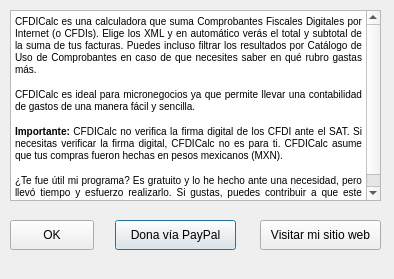
First picture: the form in acerca.ui, repository Gargadon/CFDICalc, before the edit.
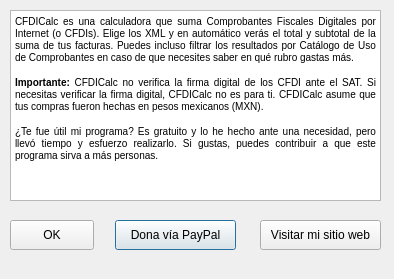
Second picture: the form after the edit. Icons and pictures are not drawn.

Diff of the .ui file:
```diff
--- a/acerca.ui
+++ b/acerca.ui
@@ -31,13 +31,15 @@
    </property>
    <property name="html">
     <string>&lt;!DOCTYPE HTML PUBLIC &quot;-//W3C//DTD HTML 4.0//EN&quot; &quot;http://www.w3.org/TR/REC-html40/strict.dtd&quot;&gt;
-&lt;html&gt;&lt;head&gt;&lt;meta name=&quot;qrichtext&quot; content=&quot;1&quot; /&gt;&lt;style type=&quot;text/css&quot;&gt;
+&lt;html&gt;&lt;head&gt;&lt;meta name=&quot;qrichtext&quot; content=&quot;1&quot; /&gt;&lt;meta charset=&quot;utf-8&quot; /&gt;&lt;style type=&quot;text/css&quot;&gt;
 p, li { white-space: pre-wrap; }
-&lt;/style&gt;&lt;/head&gt;&lt;body style=&quot; font-family:'MS Shell Dlg 2'; font-size:7.8pt; font-weight:400; font-style:normal;&quot;&gt;
-&lt;p align=&quot;justify&quot; style=&quot; margin-top:12px; margin-bottom:12px; margin-left:0px; margin-right:0px; -qt-block-indent:0; text-indent:0px;&quot;&gt;CFDICalc es una calculadora que suma Comprobantes Fiscales Digitales por Internet (o CFDIs). Elige los XML y en automático verás el total y subtotal de la suma de tus facturas. Puedes incluso filtrar los resultados por Catálogo de Uso de Comprobantes en caso de que necesites saber en qué rubro gastas más.&lt;/p&gt;
-&lt;p align=&quot;justify&quot; style=&quot; margin-top:12px; margin-bottom:12px; margin-left:0px; margin-right:0px; -qt-block-indent:0; text-indent:0px;&quot;&gt;CFDICalc es ideal para micronegocios ya que permite llevar una contabilidad de gastos de una manera fácil y sencilla.&lt;/p&gt;
-&lt;p align=&quot;justify&quot; style=&quot; margin-top:12px; margin-bottom:12px; margin-left:0px; margin-right:0px; -qt-block-indent:0; text-indent:0px;&quot;&gt;&lt;span style=&quot; font-weight:600;&quot;&gt;Importante:&lt;/span&gt; CFDICalc no verifica la firma digital de los CFDI ante el SAT. Si necesitas verificar la firma digital, CFDICalc no es para ti. CFDICalc asume que tus compras fueron hechas en pesos mexicanos (MXN).&lt;/p&gt;
-&lt;p align=&quot;justify&quot; style=&quot; margin-top:12px; margin-bottom:12px; margin-left:0px; margin-right:0px; -qt-block-indent:0; text-indent:0px;&quot;&gt;¿Te fue útil mi programa? Es gratuito y lo he hecho ante una necesidad, pero llevó tiempo y esfuerzo realizarlo. Si gustas, puedes contribuir a que este programa sirva a más personas.&lt;/p&gt;&lt;/body&gt;&lt;/html&gt;</string>
+hr { height: 1px; border-width: 0; }
+li.unchecked::marker { content: &quot;\2610&quot;; }
+li.checked::marker { content: &quot;\2612&quot;; }
+&lt;/style&gt;&lt;/head&gt;&lt;body style=&quot; font-family:'Liberation Sans'; font-size:10pt; font-weight:400; font-style:normal;&quot;&gt;
+&lt;p align=&quot;justify&quot; style=&quot; margin-top:12px; margin-bottom:12px; margin-left:0px; margin-right:0px; -qt-block-indent:0; text-indent:0px;&quot;&gt;&lt;span style=&quot; font-family:'MS Shell Dlg 2'; font-size:7.8pt;&quot;&gt;CFDICalc es una calculadora que suma Comprobantes Fiscales Digitales por Internet (o CFDIs). Elige los XML y en automático verás el total y subtotal de la suma de tus facturas. Puedes incluso filtrar los resultados por Catálogo de Uso de Comprobantes en caso de que necesites saber en qué rubro gastas más.&lt;/span&gt;&lt;/p&gt;
+&lt;p align=&quot;justify&quot; style=&quot; margin-top:12px; margin-bottom:12px; margin-left:0px; margin-right:0px; -qt-block-indent:0; text-indent:0px;&quot;&gt;&lt;span style=&quot; font-family:'MS Shell Dlg 2'; font-size:7.8pt; font-weight:600;&quot;&gt;Importante:&lt;/span&gt;&lt;span style=&quot; font-family:'MS Shell Dlg 2'; font-size:7.8pt;&quot;&gt; CFDICalc no verifica la firma digital de los CFDI ante el SAT. Si necesitas verificar la firma digital, CFDICalc no es para ti. CFDICalc asume que tus compras fueron hechas en pesos mexicanos (MXN).&lt;/span&gt;&lt;/p&gt;
+&lt;p align=&quot;justify&quot; style=&quot; margin-top:12px; margin-bottom:12px; margin-left:0px; margin-right:0px; -qt-block-indent:0; text-indent:0px;&quot;&gt;&lt;span style=&quot; font-family:'MS Shell Dlg 2'; font-size:7.8pt;&quot;&gt;¿Te fue útil mi programa? Es gratuito y lo he hecho ante una necesidad, pero llevó tiempo y esfuerzo realizarlo. Si gustas, puedes contribuir a que este programa sirva a más personas.&lt;/span&gt;&lt;/p&gt;&lt;/body&gt;&lt;/html&gt;</string>
    </property>
   </widget>
   <widget class="QPushButton" name="paypal">
```
Left out of the diff: 6 changed lines with no effect on the pictures.
